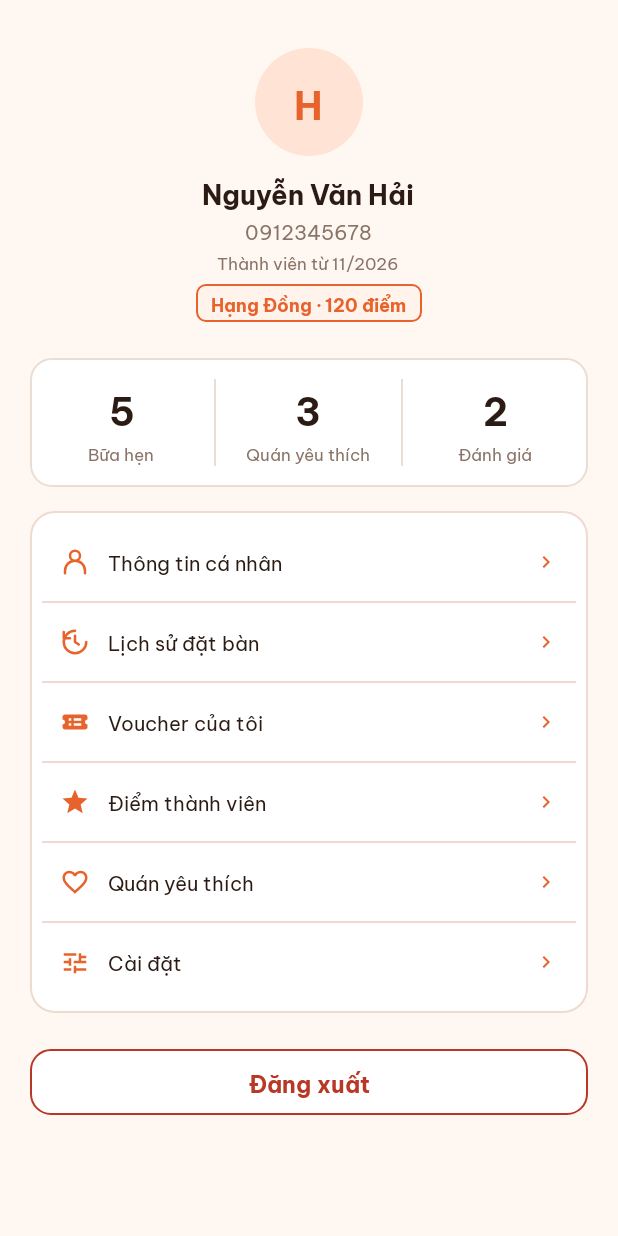
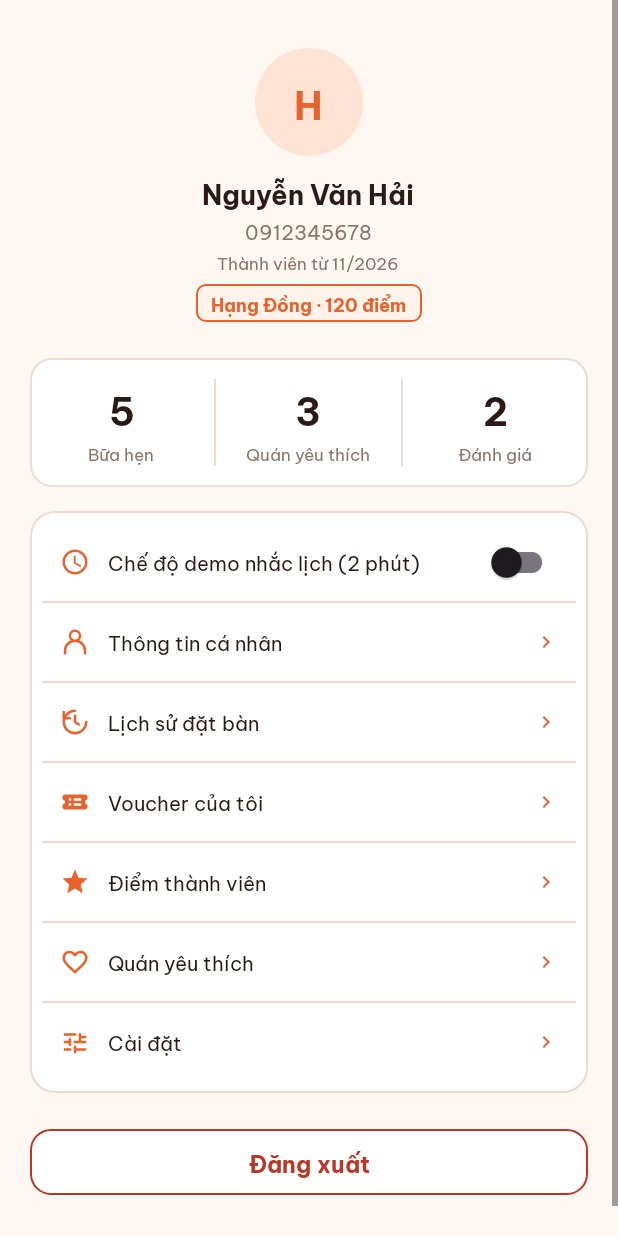
Before and after one commit to LeHai1004/QuanLyDatLichVaDatBan, an Android app: the layout fragment_profile.xml on its own in the app's theme, with its tools: preview values and no code run, on a phone screen of 412 x 824 dp. Run offline under Robolectric (Android 15) with nearby library versions, the phone set to English and light mode, and no system bars.

Commit message:
feat(reminder): add demo mode to shorten booking reminder lead time
- keep 1 hour as default reminder lead time
- add getReminderLeadTimeMs with a 2 minute debug option
- add debug-only demo switch in customer profile

```diff
--- a/app/src/main/res/layout/fragment_profile.xml
+++ b/app/src/main/res/layout/fragment_profile.xml
@@ -213,6 +213,50 @@
                 android:background="@drawable/bg_profile_menu_card"
                 android:orientation="vertical"
                 android:padding="8dp">
+
+                <!-- Reminder Demo Switch (Debug Only) -->
+                <LinearLayout
+                    android:id="@+id/llReminderDemoRow"
+                    android:layout_width="match_parent"
+                    android:layout_height="52dp"
+                    android:background="?attr/selectableItemBackground"
+                    android:gravity="center_vertical"
+                    android:orientation="horizontal"
+                    android:paddingHorizontal="12dp"
+                    android:visibility="gone"
+                    tools:visibility="visible">
+
+                    <ImageView
+                        android:layout_width="@dimen/profile_menu_icon_size"
+                        android:layout_height="@dimen/profile_menu_icon_size"
+                        android:contentDescription="@string/profile_reminder_demo_switch"
+                        android:src="@drawable/ic_clock"
+                        app:tint="@color/booktable_orange" />
+
+                    <TextView
+                        android:id="@+id/tvReminderDemo"
+                        android:layout_width="0dp"
+                        android:layout_height="wrap_content"
+                        android:layout_marginStart="12dp"
+                        android:layout_weight="1"
+                        android:fontFamily="@font/be_vietnam_pro"
+                        android:text="@string/profile_reminder_demo_switch"
+                        android:textColor="@color/booktable_dark"
+                        android:textSize="@dimen/auth_body_text_size" />
+
+                    <com.google.android.material.switchmaterial.SwitchMaterial
+                        android:id="@+id/swReminderDemo"
+                        android:layout_width="wrap_content"
+                        android:layout_height="wrap_content" />
+                </LinearLayout>
+
+                <View
+                    android:id="@+id/vReminderDemoDivider"
+                    android:layout_width="match_parent"
+                    android:layout_height="1dp"
+                    android:background="@color/booktable_border"
+                    android:visibility="gone"
+                    tools:visibility="visible" />
 
                 <!-- 1. Thông tin cá nhân -->
                 <LinearLayout
--- a/app/src/main/res/values/strings.xml
+++ b/app/src/main/res/values/strings.xml
@@ -1020,4 +1020,7 @@
     <string name="waitlist_cancel_dialog_btn_confirm">Đồng ý hủy</string>
     <string name="waitlist_cancel_success">Đã hủy đăng ký chờ</string>
     <string name="waitlist_cancel_error">Không thể hủy đăng ký chờ. Vui lòng thử lại.</string>
+
+    <!-- Reminder Demo Switch (Debug) -->
+    <string name="profile_reminder_demo_switch">Chế độ demo nhắc lịch (2 phút)</string>
 </resources>
```
Also changed, not shown: app/src/main/java/com/ute/quanlydatban/ui/customer/profile/ProfileFragment.kt (+28 -0 lines), app/src/main/java/com/ute/quanlydatban/work/ReminderScheduler.kt (+20 -4 lines).
